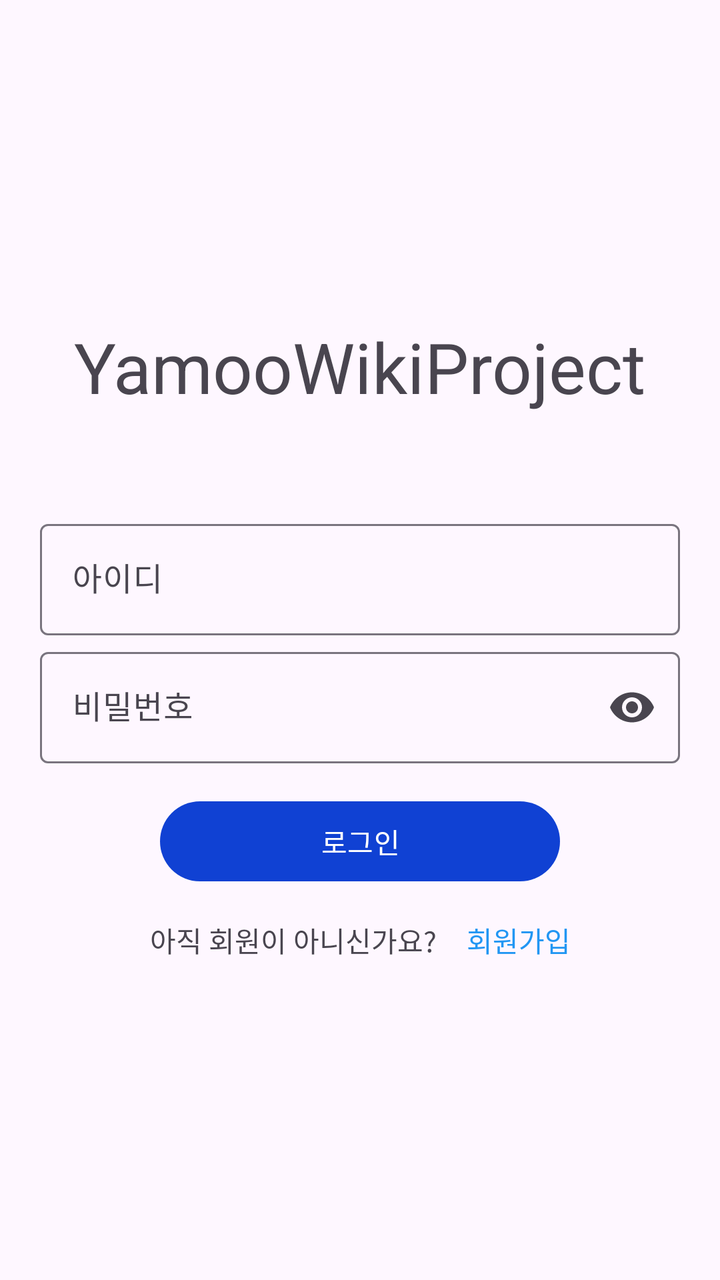
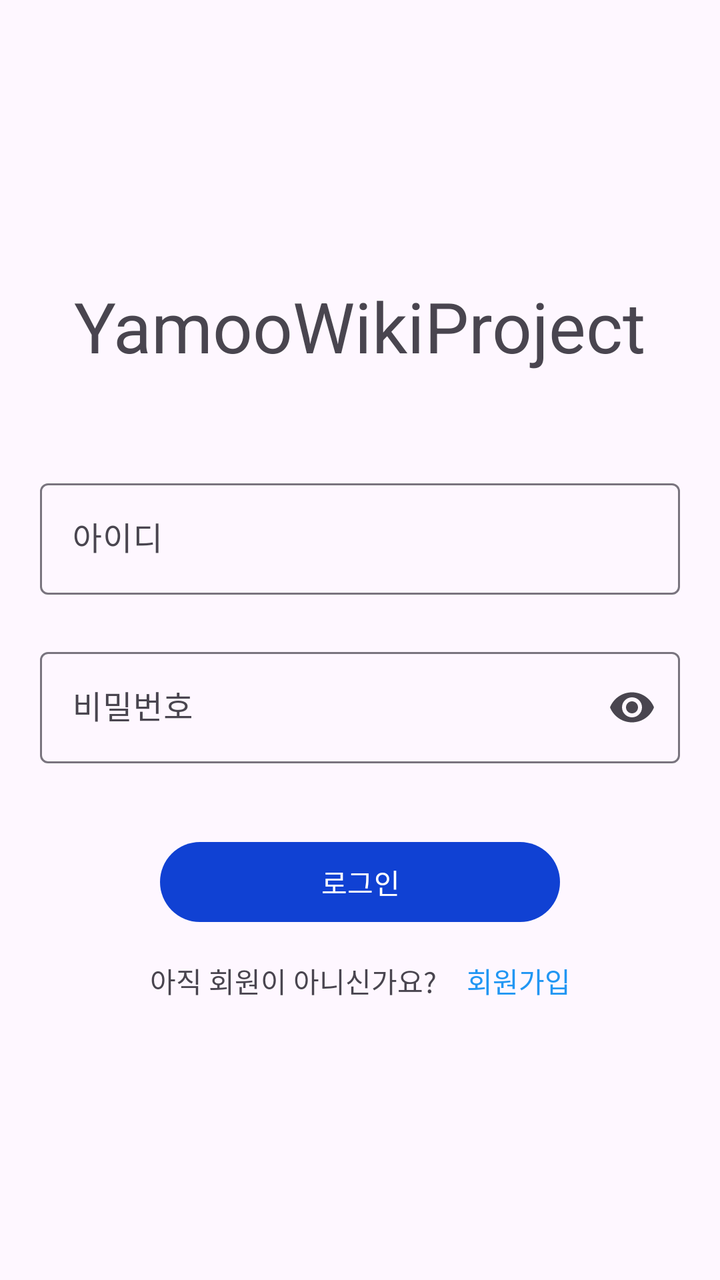

The first picture is an Android layout as it rendered before a commit; the second is the same layout after the commit. The layout source and the unified diff follow.
<!-- AndroidManifest.xml: application theme Theme.YamooWikiProject -->
<!-- res/layout/fragment_login.xml -->
<?xml version="1.0" encoding="utf-8"?>
<androidx.constraintlayout.widget.ConstraintLayout xmlns:android="http://schemas.android.com/apk/res/android"
    xmlns:app="http://schemas.android.com/apk/res-auto"
    xmlns:tools="http://schemas.android.com/tools"
    android:layout_width="match_parent"
    android:layout_height="match_parent"
    tools:context=".ui.user.LoginFragment">

    

    <TextView
        android:id="@+id/appName"
        android:layout_width="wrap_content"
        android:layout_height="wrap_content"
        android:layout_marginBottom="50dp"
        android:text="@string/app_name"
        android:textSize="35sp"
        app:layout_constraintBottom_toTopOf="@+id/idLayout"
        app:layout_constraintEnd_toEndOf="parent"
        app:layout_constraintStart_toStartOf="parent"
        app:layout_constraintTop_toTopOf="parent"
        app:layout_constraintVertical_chainStyle="packed" />

    <com.google.android.material.textfield.TextInputLayout
        android:id="@+id/idLayout"
        android:layout_width="match_parent"
        android:layout_height="wrap_content"
        android:layout_marginHorizontal="20dp"
        app:boxBackgroundMode="outline"
        app:endIconMode="clear_text"
        app:layout_constraintBottom_toTopOf="@id/passwordLayout"
        app:layout_constraintEnd_toEndOf="parent"
        app:layout_constraintStart_toStartOf="parent"
        app:layout_constraintTop_toBottomOf="@id/appName"
        app:layout_constraintVertical_chainStyle="packed">

        <com.google.android.material.textfield.TextInputEditText
            android:id="@+id/idInput"
            android:layout_width="match_parent"
            android:layout_height="wrap_content"
            android:hint="아이디"
            android:inputType="text" />
    </com.google.android.material.textfield.TextInputLayout>

    <com.google.android.material.textfield.TextInputLayout
        android:id="@+id/passwordLayout"
        android:layout_width="match_parent"
        android:layout_height="wrap_content"
        android:layout_marginHorizontal="20dp"
        android:layout_marginTop="3dp"
        app:boxBackgroundMode="outline"
        app:endIconMode="password_toggle"
        app:layout_constraintBottom_toTopOf="@id/loginButton"
        app:layout_constraintEnd_toEndOf="parent"
        app:layout_constraintStart_toStartOf="parent"
        app:layout_constraintTop_toBottomOf="@id/idLayout">

        <com.google.android.material.textfield.TextInputEditText
            android:id="@+id/passwordInput"
            android:layout_width="match_parent"
            android:layout_height="wrap_content"
            android:hint="비밀번호"
            android:inputType="textPassword" />
    </com.google.android.material.textfield.TextInputLayout>

    <Button
        android:id="@+id/loginButton"
        android:layout_width="200dp"
        android:layout_height="wrap_content"
        android:layout_marginTop="15dp"
        android:layout_marginBottom="15dp"
        android:text="로그인"
        app:layout_constraintEnd_toEndOf="parent"
        app:layout_constraintStart_toStartOf="parent"
        app:layout_constraintTop_toBottomOf="@+id/passwordLayout"
        app:layout_constraintBottom_toTopOf="@id/messageText"/>

    <TextView
        android:id="@+id/messageText"
        android:layout_width="wrap_content"
        android:layout_height="wrap_content"
        android:layout_marginRight="15dp"
        android:text="아직 회원이 아니신가요?"
        app:layout_constraintBottom_toBottomOf="parent"
        app:layout_constraintEnd_toStartOf="@id/signupText"
        app:layout_constraintHorizontal_chainStyle="packed"
        app:layout_constraintStart_toStartOf="parent"
        app:layout_constraintTop_toBottomOf="@id/loginButton" />

    <TextView
        android:id="@+id/signupText"
        android:layout_width="wrap_content"
        android:layout_height="wrap_content"
        android:text="회원가입"
        android:textColor="#2196F3"
        app:layout_constraintBottom_toBottomOf="@+id/messageText"
        app:layout_constraintEnd_toEndOf="parent"
        app:layout_constraintStart_toEndOf="@id/messageText"
        app:layout_constraintTop_toTopOf="@id/messageText" />


</androidx.constraintlayout.widget.ConstraintLayout>
<!-- resources referenced by this layout -->
<resources>
  <string name="app_name">YamooWikiProject</string>
  <style name="Theme.YamooWikiProject" parent="Base.Theme.YamooWikiProject" />
  <style name="Base.Theme.YamooWikiProject" parent="Theme.Material3.DayNight.NoActionBar">
          
          <item name="colorPrimary">@color/blue</item>
  
  
  
          <item name="android:statusBarColor">@color/white</item>
          <item name="android:windowLightStatusBar">true</item>
      </style>
  <color name="blue">#1041D3</color>
  <color name="white">#FFFFFFFF</color>
</resources>

<!-- the commit's change to res/layout/fragment_login.xml (unified diff, before → after) -->
@@ -26,6 +26,7 @@
         android:layout_width="match_parent"
         android:layout_height="wrap_content"
         android:layout_marginHorizontal="20dp"
+        app:errorEnabled="true"
         app:boxBackgroundMode="outline"
         app:endIconMode="clear_text"
         app:layout_constraintBottom_toTopOf="@id/passwordLayout"
@@ -48,6 +49,7 @@
         android:layout_height="wrap_content"
         android:layout_marginHorizontal="20dp"
         android:layout_marginTop="3dp"
+        app:errorEnabled="true"
         app:boxBackgroundMode="outline"
         app:endIconMode="password_toggle"
         app:layout_constraintBottom_toTopOf="@id/loginButton"
